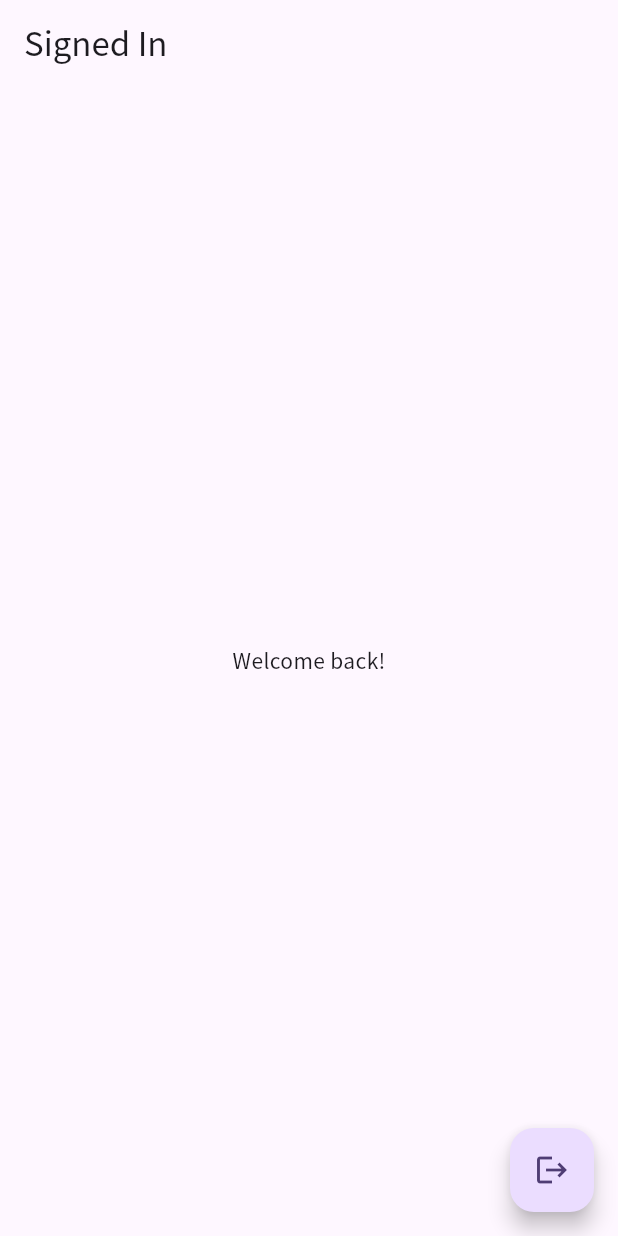
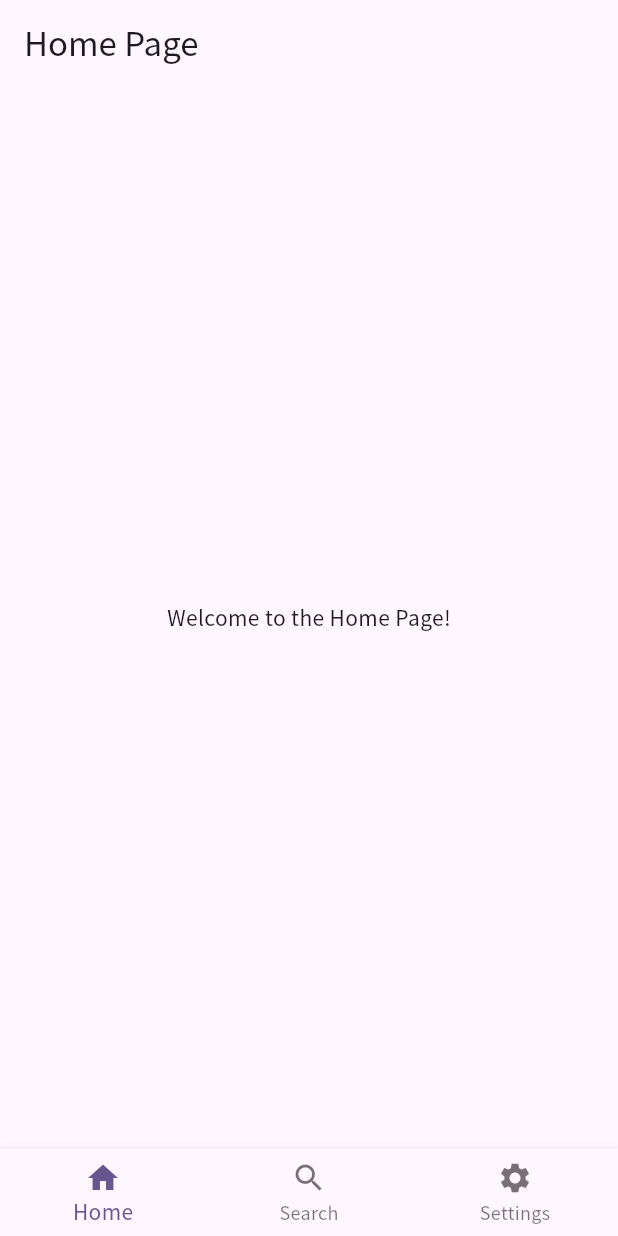
Before and after one commit to anabebe1020/sample_flutter_ai, a Flutter app: the screen it shows once a user with an empty profile is signed in, on a phone screen of 412 x 824 dp. Run offline on Flutter 3.47's test engine with Material 3 defaults, Android fonts, the phone set to English and light mode, and no system bars; our stand-ins replace firebase_auth, firebase_core, flutter_animate, flutter_dotenv, flutter_hooks, freezed_annotation and 3 more; accounts and stored records are empty.

Commit message:
fix, go_router

```diff
--- a/lib/features/auth/view/gate.dart
+++ b/lib/features/auth/view/gate.dart
@@ -1,7 +1,6 @@
 import 'package:flutter/material.dart';
-import 'package:flutter_ai/features/auth/provider/auth_state_provider.dart';
-import 'package:flutter_ai/features/auth/view/signed_in.dart';
-import 'package:flutter_ai/features/welcome/view/page.dart';
+import 'package:flutter_ai/features/route/provider/route_provider.dart';
+import 'package:flutter_dotenv/flutter_dotenv.dart';
 import 'package:google_fonts/google_fonts.dart';
 import 'package:hooks_riverpod/hooks_riverpod.dart';
 
@@ -11,26 +10,16 @@ class AuthGate extends ConsumerWidget {
 
   @override
   Widget build(BuildContext context, WidgetRef ref) {
-    // 認証状態を監視
-    final authState = ref.watch(authStateProvider);
+    final router = ref.watch(routerProvider);
+    print(dotenv.get('GEMINI_API_KEY'));
 
-    return MaterialApp(
+    return MaterialApp.router(
       title: 'Camp Assistant',
       theme: ThemeData(
         colorScheme: ColorScheme.fromSeed(seedColor: Colors.deepPurple),
         fontFamily: GoogleFonts.notoSansJp().fontFamily,
       ),
-      home: authState.when(
-        data: (user) {
-          if (user != null) {
-            return const SignedInRoot();
-          } else {
-            return const WelcomePage();
-          }
-        },
-        loading: () => const CircularProgressIndicator(),
-        error: (error, stack) => Text('Error: $error'),
-      ),
+      routerConfig: router,
     );
   }
 }
--- /dev/null
+++ b/lib/features/home/view/home_page.dart
@@ -0,0 +1,13 @@
+import 'package:flutter/material.dart';
+
+class HomePage extends StatelessWidget {
+  const HomePage({super.key});
+
+  @override
+  Widget build(BuildContext context) {
+    return Scaffold(
+      appBar: AppBar(title: const Text('Home Page')),
+      body: Center(child: const Text('Welcome to the Home Page!')),
+    );
+  }
+}
--- /dev/null
+++ b/lib/features/route/constants/routes.dart
@@ -0,0 +1,26 @@
+import 'package:flutter/material.dart';
+import 'package:flutter_ai/features/home/view/home_page.dart';
+import 'package:flutter_ai/features/route/model/routes.dart';
+import 'package:flutter_ai/features/search/view/search_page.dart';
+import 'package:flutter_ai/features/settings/view/settings_page.dart';
+
+final List<RouteModel> routesForRootNav = [
+  RouteModel(
+    path: '/home',
+    name: 'Home',
+    page: HomePage(),
+    nav: RouteNavModel(label: 'Home', icon: Icon(Icons.home)),
+  ),
+  RouteModel(
+    path: '/search',
+    name: 'Search',
+    page: SearchPage(),
+    nav: RouteNavModel(label: 'Search', icon: Icon(Icons.search)),
+  ),
+  RouteModel(
+    path: '/settings',
+    name: 'Settings',
+    page: SettingsPage(),
+    nav: RouteNavModel(label: 'Settings', icon: Icon(Icons.settings)),
+  ),
+];
--- /dev/null
+++ b/lib/features/route/provider/route_provider.dart
@@ -0,0 +1,93 @@
+// ignore_for_file: invalid_use_of_visible_for_testing_member
+
+import 'package:firebase_auth/firebase_auth.dart';
+import 'package:flutter/material.dart';
+import 'package:flutter_ai/features/auth/provider/auth_state_provider.dart';
+import 'package:flutter_ai/features/auth/view/sign_in_page.dart';
+import 'package:flutter_ai/features/auth/view/sign_up.dart';
+import 'package:flutter_ai/features/auth/view/signed_in.dart';
+import 'package:flutter_ai/features/route/constants/routes.dart';
+import 'package:flutter_ai/features/welcome/view/page.dart';
+import 'package:go_router/go_router.dart';
+import 'package:hooks_riverpod/hooks_riverpod.dart';
+
+final routerRefreshListenableProvider = Provider<Listenable>((ref) {
+  final notifier = ChangeNotifier();
+
+  // authStateProvider の変化を監視して、変わったら notifyListeners()
+  ref.listen<AsyncValue<User?>>(authStateProvider, (prev, next) {
+    // 値の変化（ログイン/ログアウト/初期化完了など）で通知
+    if (prev?.value != next.value) {
+      // ignore: invalid_use_of_protected_member
+      notifier.notifyListeners();
+    }
+  }, fireImmediately: true);
+
+  ref.onDispose(notifier.dispose);
+  return notifier;
+});
+
+final routerProvider = Provider<GoRouter>((ref) {
+  return GoRouter(
+    // Riverpodと連携してauth変化でルータをリフレッシュ
+    refreshListenable: ref.watch(routerRefreshListenableProvider),
+    routes: [
+      GoRoute(path: '/welcome', builder: (c, s) => const WelcomePage()),
+      GoRoute(path: '/signin', builder: (c, s) => const SignInPage()),
+      GoRoute(path: '/signup', builder: (c, s) => const SignUpPage()),
+      GoRoute(path: '/root', builder: (c, s) => const SignedInRoot()),
+      // rootのボトムナビゲーション
+      ShellRoute(
+        builder: (context, state, child) {
+          return Scaffold(
+            body: child,
+            bottomNavigationBar: BottomNavigationBar(
+              currentIndex: routesForRootNav.indexWhere(
+                (route) => route.path == state.uri.path,
+              ),
+              onTap: (i) {
+                final target = routesForRootNav[i].path;
+                context.go(target);
+              },
+              items: [
+                for (final route in routesForRootNav)
+                  BottomNavigationBarItem(
+                    icon: route.nav?.icon ?? Icon(Icons.error),
+                    label: route.nav?.label ?? 'Unknown',
+                  ),
+              ],
+            ),
+          );
+        },
+        routes: [
+          for (final route in routesForRootNav)
+            GoRoute(path: route.path, builder: (context, state) => route.page),
+        ],
+      ),
+    ],
+    redirect: (context, state) {
+      final user = ref.read(authStateProvider).valueOrNull;
+      final isAuthed = user != null;
+      final path = state.uri.path;
+
+      // ログイン前画面
+      const preAuthPaths = {'/welcome', '/signin', '/signup'};
+
+      // 未認証
+      if (!isAuthed) {
+        // ログイン前画面以外の画面から未認証になった場合
+        if (!preAuthPaths.contains(path)) {
+          return '/welcome';
+        }
+        return null;
+      }
+      // 認証済み
+      // ログイン前画面から認証済みになった場合
+      if (preAuthPaths.contains(path)) {
+        return routesForRootNav.first.path;
+      }
+      return null;
+    },
+    initialLocation: routesForRootNav.first.path,
+  );
+});
--- /dev/null
+++ b/lib/features/search/view/search_page.dart
@@ -0,0 +1,13 @@
+import 'package:flutter/material.dart';
+
+class SearchPage extends StatelessWidget {
+  const SearchPage({super.key});
+
+  @override
+  Widget build(BuildContext context) {
+    return Scaffold(
+      appBar: AppBar(title: const Text('Search Page')),
+      body: Center(child: const Text('Welcome to the Search Page!')),
+    );
+  }
+}
--- /dev/null
+++ b/lib/features/settings/view/settings_page.dart
@@ -0,0 +1,13 @@
+import 'package:flutter/material.dart';
+
+class SettingsPage extends StatelessWidget {
+  const SettingsPage({super.key});
+
+  @override
+  Widget build(BuildContext context) {
+    return Scaffold(
+      appBar: AppBar(title: const Text('Settings Page')),
+      body: Center(child: const Text('Welcome to the Settings Page!')),
+    );
+  }
+}
--- a/lib/main.dart
+++ b/lib/main.dart
@@ -2,10 +2,13 @@ import 'package:firebase_core/firebase_core.dart';
 import 'package:flutter/material.dart';
 import 'package:flutter_ai/features/auth/view/gate.dart';
 import 'package:flutter_ai/firebase_options.dart';
+import 'package:flutter_dotenv/flutter_dotenv.dart';
 import 'package:hooks_riverpod/hooks_riverpod.dart';
 
 void main() async {
   WidgetsFlutterBinding.ensureInitialized();
+  // envの読み込み
+  await dotenv.load(fileName: '.env');
   // Firebaseの初期化
   await Firebase.initializeApp(options: DefaultFirebaseOptions.currentPlatform);
 
--- a/pubspec.yaml
+++ b/pubspec.yaml
@@ -15,11 +15,14 @@ dependencies:
   firebase_auth: ^6.0.1
   firebase_core: ^4.0.0
   firebase_ui_auth: ^3.0.0
+  flutter_ai_toolkit: ^0.10.0
   flutter_animate: ^4.5.2
+  flutter_dotenv: ^6.0.0
   flutter_hooks: ^0.21.3
   freezed_annotation: ^3.1.0
   google_fonts: ^6.3.0
   google_generative_ai: ^0.4.7
+  go_router: ^16.2.1
   hooks_riverpod: ^2.6.1
 
 dev_dependencies:
@@ -33,4 +36,5 @@ dev_dependencies:
 flutter:
   uses-material-design: true
   assets:
+    - .env
     - assets/images/
```
Also changed, not shown: lib/features/route/model/routes.dart (added, +22 -0 lines), lib/features/root/view/root.dart (added), pubspec.lock, 6 other files.
